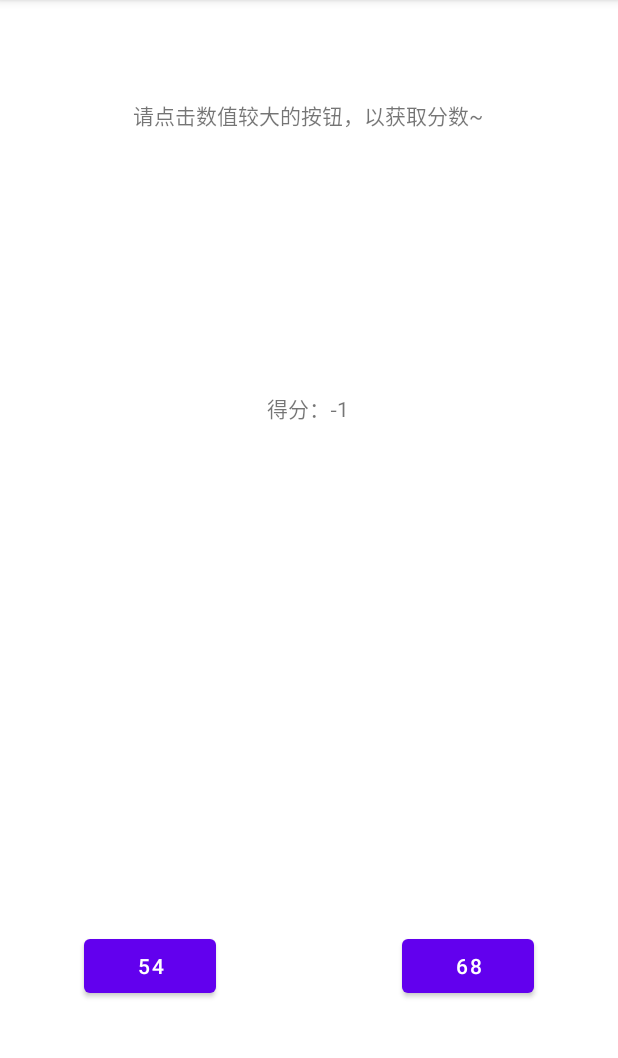
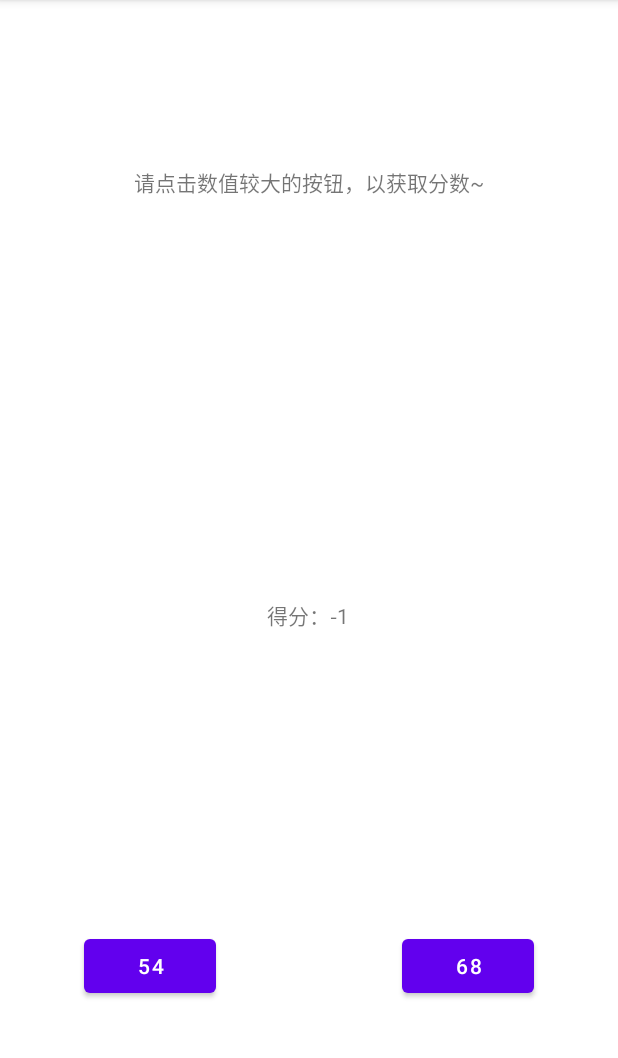
Before and after one commit to ssd-mry/MobileApplicationDevelopment, an Android app: the screen it shows after launch (MainActivity), after a tap on "44", on a phone screen of 412 x 824 dp, the part 84-1142 px from its top. Run offline under Robolectric (Android 15) with nearby library versions, the phone set to English and light mode, and no system bars.

Commit message:
修复了中文路径引发的异常，精简了代码

```diff
--- a/学习日志/HelloWorld小程序/HelloWorld/app/src/main/java/com/example/helloworld/MainActivity.kt
+++ b/学习日志/HelloWorld小程序/HelloWorld/app/src/main/java/com/example/helloworld/MainActivity.kt
@@ -10,18 +10,24 @@ import kotlin.random.Random
 class MainActivity : AppCompatActivity() {
 
     private var score = 0
+    private var leftButton : Button? = null
+    private var rightButton : Button? = null
+    private var scoreTextView : TextView? = null
 
     override fun onCreate(savedInstanceState: Bundle?) {
         super.onCreate(savedInstanceState)
         setContentView(R.layout.activity_main)
 
+        leftButton = findViewById<Button>(R.id.button_l)
+        rightButton = findViewById<Button>(R.id.button_r)
+        scoreTextView = findViewById<TextView>(R.id.textView_score)
         refresh()
     }
 
 
     fun lbClick(view: View) {
-        val lNum = findViewById<Button>(R.id.button_l).text.toString().toInt()
-        val rNum = findViewById<Button>(R.id.button_r).text.toString().toInt()
+        val lNum = leftButton?.text?.toString()?.toInt() ?: 0
+        val rNum = rightButton?.text?.toString()?.toInt() ?: 0
         if (lNum >= rNum) {
             score++
         } else {
@@ -31,8 +37,8 @@ class MainActivity : AppCompatActivity() {
     }
 
     fun rbClick(view: View) {
-        val lNum = findViewById<Button>(R.id.button_l).text.toString().toInt()
-        val rNum = findViewById<Button>(R.id.button_r).text.toString().toInt()
+        val lNum = leftButton?.text?.toString()?.toInt() ?: 0
+        val rNum = rightButton?.text?.toString()?.toInt() ?: 0
         if (lNum <= rNum) {
             score++
         } else {
@@ -41,9 +47,9 @@ class MainActivity : AppCompatActivity() {
         refresh()
     }
 
-    fun refresh() {
-        findViewById<TextView>(R.id.textView_score).text = "得分：$score"
-        findViewById<Button>(R.id.button_l).text = Random.nextInt(100).toString()
-        findViewById<Button>(R.id.button_r).text = Random.nextInt(100).toString()
+    private fun refresh() {
+        scoreTextView?.text = "得分：$score"
+        leftButton?.text = Random.nextInt(100).toString()
+        rightButton?.text = Random.nextInt(100).toString()
     }
 }
--- a/学习日志/HelloWorld小程序/HelloWorld/app/src/main/res/layout/activity_main.xml
+++ b/学习日志/HelloWorld小程序/HelloWorld/app/src/main/res/layout/activity_main.xml
@@ -12,11 +12,10 @@
         android:layout_height="wrap_content"
         android:text="@string/app_hint"
         app:layout_constraintBottom_toBottomOf="parent"
-        app:layout_constraintHorizontal_bias="0.498"
         app:layout_constraintLeft_toLeftOf="parent"
         app:layout_constraintRight_toRightOf="parent"
         app:layout_constraintTop_toTopOf="parent"
-        app:layout_constraintVertical_bias="0.088" />
+        app:layout_constraintVertical_bias="0.148" />
 
     <Button
         android:id="@+id/button_l"
@@ -50,6 +49,6 @@
         app:layout_constraintHorizontal_bias="0.498"
         app:layout_constraintStart_toStartOf="parent"
         app:layout_constraintTop_toBottomOf="@+id/textview_hint"
-        app:layout_constraintVertical_bias="0.264" />
+        app:layout_constraintVertical_bias="0.435" />
 
 </androidx.constraintlayout.widget.ConstraintLayout>
--- a/学习日志/HelloWorld小程序/HelloWorld/gradle.properties
+++ b/学习日志/HelloWorld小程序/HelloWorld/gradle.properties
@@ -19,3 +19,4 @@ android.useAndroidX=true
 android.enableJetifier=true
 # Kotlin code style for this project: "official" or "obsolete":
 kotlin.code.style=official
+android.overridePathCheck=true
```
